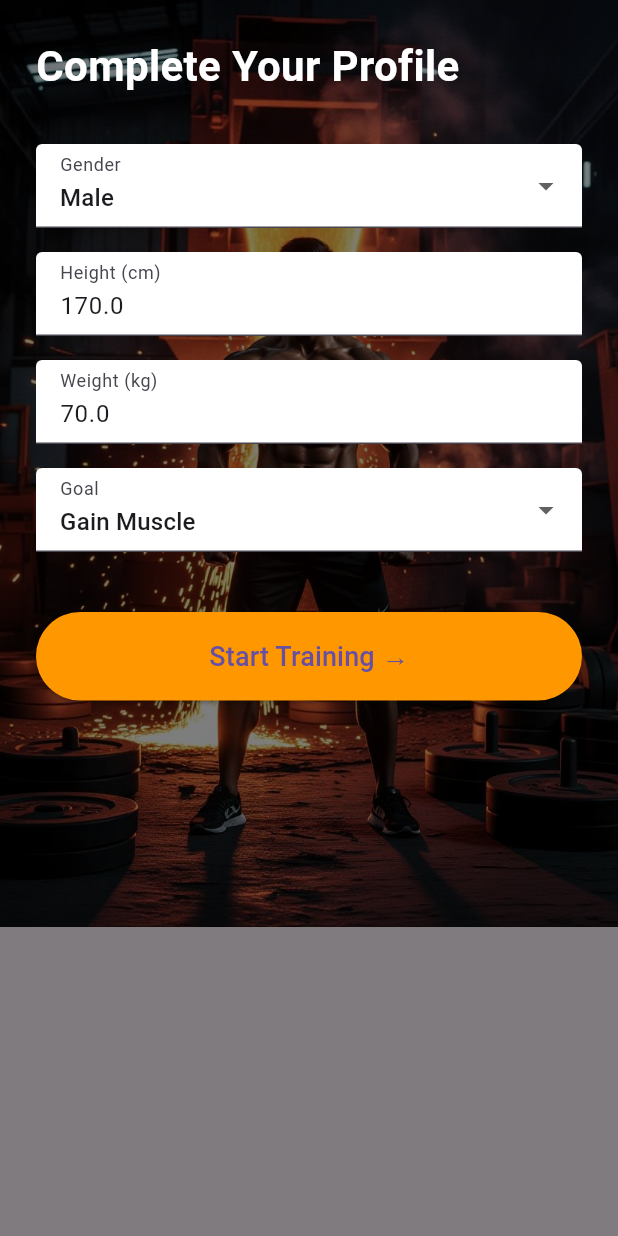
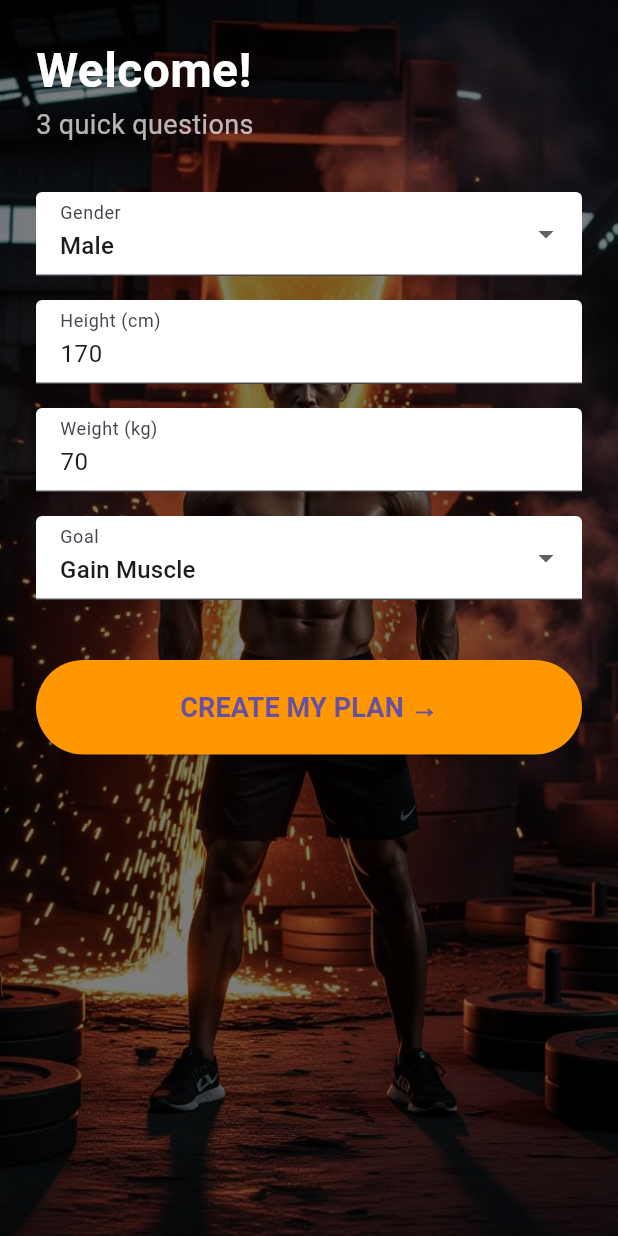
Before and after one commit to ottoorta/weightlifting-tracker, a Flutter app: the FirstUserInputs screen opened directly, on a phone screen of 412 x 824 dp. Run offline on Flutter 3.47's test engine with Material 3 defaults, Android fonts, the phone set to English and light mode, and no system bars; our stand-ins replace cloud_firestore, firebase_auth, firebase_core, google_sign_in, shared_preferences; missing offline and left inert: flutter_facebook_auth; accounts and stored records are empty; network calls fail.

```diff
--- a/lib/screens/first_user_inputs.dart
+++ b/lib/screens/first_user_inputs.dart
@@ -18,14 +18,23 @@ class _FirstUserInputsState extends State<FirstUserInputs> {
 
   Future<void> _save() async {
     if (!_formKey.currentState!.validate()) return;
-    final uid = FirebaseAuth.instance.currentUser!.uid;
+
+    final user = FirebaseAuth.instance.currentUser!;
+    final uid = user.uid;
+
     await FirebaseFirestore.instance.collection('users').doc(uid).set({
+      'uid': uid,
+      'email': user.email,
+      'name': user.displayName ?? 'Iron Warrior',
+      'photoURL': user.photoURL,
       'gender': _gender,
       'height': _height,
       'weight': _weight,
       'goal': _goal,
+      'level': 'beginner',
       'createdAt': FieldValue.serverTimestamp(),
     }, SetOptions(merge: true));
+
     Navigator.pushReplacement(
         context, MaterialPageRoute(builder: (_) => const HomeScreen()));
   }
@@ -35,7 +44,8 @@ class _FirstUserInputsState extends State<FirstUserInputs> {
     return Scaffold(
       body: Stack(
         children: [
-          Image.asset('assets/images/splash_bg.jpg', fit: BoxFit.cover),
+          Image.asset('assets/images/splash_bg.jpg',
+              fit: BoxFit.cover, height: double.infinity),
           Container(color: const Color(0x80000000)),
           SafeArea(
             child: SingleChildScrollView(
@@ -45,11 +55,13 @@ class _FirstUserInputsState extends State<FirstUserInputs> {
                 child: Column(
                   crossAxisAlignment: CrossAxisAlignment.start,
                   children: [
-                    const Text('Complete Your Profile',
+                    const Text('Welcome!',
                         style: TextStyle(
-                            fontSize: 28,
+                            fontSize: 32,
                             color: Colors.white,
                             fontWeight: FontWeight.bold)),
+                    const Text('3 quick questions',
+                        style: TextStyle(fontSize: 18, color: Colors.white70)),
                     const SizedBox(height: 32),
                     DropdownButtonFormField<String>(
                       value: _gender,
@@ -59,13 +71,13 @@ class _FirstUserInputsState extends State<FirstUserInputs> {
                           fillColor: Colors.white),
                       items: ['Male', 'Female', 'Other']
                           .map(
-                              (g) => DropdownMenuItem(value: g, child: Text(g)))
+                              (e) => DropdownMenuItem(value: e, child: Text(e)))
                           .toList(),
                       onChanged: (v) => setState(() => _gender = v!),
                     ),
                     const SizedBox(height: 16),
                     TextFormField(
-                      initialValue: _height.toString(),
+                      initialValue: '170',
                       keyboardType: TextInputType.number,
                       decoration: const InputDecoration(
                           labelText: 'Height (cm)',
@@ -75,7 +87,7 @@ class _FirstUserInputsState extends State<FirstUserInputs> {
                     ),
                     const SizedBox(height: 16),
                     TextFormField(
-                      initialValue: _weight.toString(),
+                      initialValue: '70',
                       keyboardType: TextInputType.number,
                       decoration: const InputDecoration(
                           labelText: 'Weight (kg)',
@@ -97,19 +109,22 @@ class _FirstUserInputsState extends State<FirstUserInputs> {
                         'Stay Fit'
                       ]
                           .map(
-                              (g) => DropdownMenuItem(value: g, child: Text(g)))
+                              (e) => DropdownMenuItem(value: e, child: Text(e)))
                           .toList(),
                       onChanged: (v) => setState(() => _goal = v!),
                     ),
                     const SizedBox(height: 40),
-                    ElevatedButton(
-                      onPressed: _save,
-                      style: ElevatedButton.styleFrom(
-                          backgroundColor: Colors.orange,
-                          padding: const EdgeInsets.all(16)),
-                      child: const Center(
-                          child: Text('Start Training →',
-                              style: TextStyle(fontSize: 18))),
+                    SizedBox(
+                      width: double.infinity,
+                      child: ElevatedButton(
+                        onPressed: _save,
+                        style: ElevatedButton.styleFrom(
+                            backgroundColor: Colors.orange,
+                            padding: const EdgeInsets.all(18)),
+                        child: const Text('CREATE MY PLAN →',
+                            style: TextStyle(
+                                fontSize: 18, fontWeight: FontWeight.bold)),
+                      ),
                     ),
                   ],
                 ),
--- a/pubspec.yaml
+++ b/pubspec.yaml
@@ -12,7 +12,7 @@ dependencies:
   firebase_core: ^2.24.2
   firebase_auth: ^4.15.3
   cloud_firestore: ^4.14.0
-  google_sign_in: ^6.2.1
+  google_sign_in: 5.4.4
   flutter_facebook_auth: ^6.0.4
   shared_preferences: ^2.2.2
 
```
Also changed, not shown: lib/screens/sign_in_screen.dart (+33 -7 lines).
